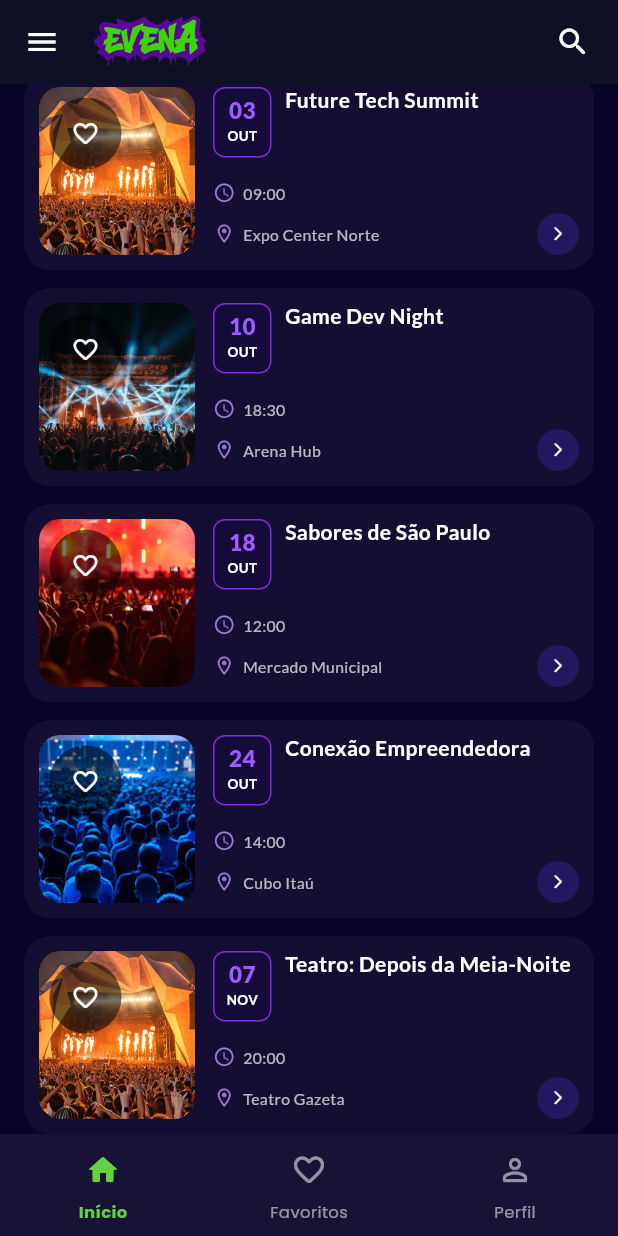
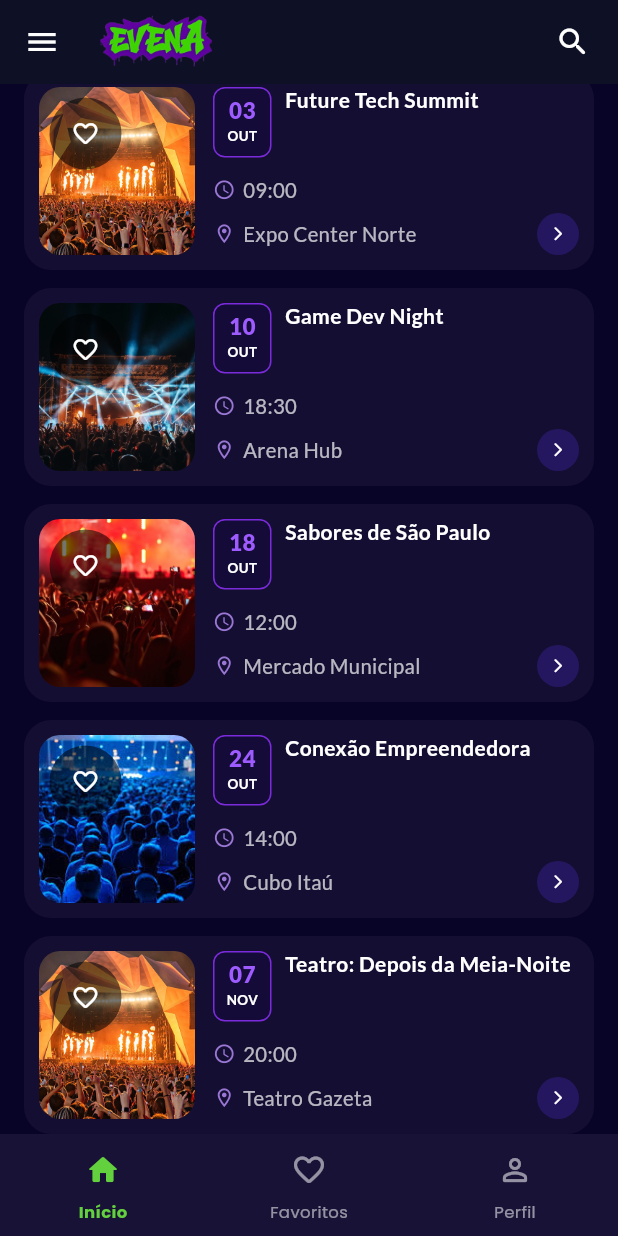
Before and after one commit to Viccitor/evena, a Flutter app: the screen it shows after launch, scrolled down 576 dp, on a phone screen of 412 x 824 dp. Run offline on Flutter 3.47's test engine with Material 3 defaults, Android fonts, the phone set to English and light mode, and no system bars; our stand-ins replace google_fonts; missing offline and left inert: window_manager.

Commit message:
Aumentei o tamanho dos dados do evento e coloquei cor no drawer caso seu ícone esteja selecionado

```diff
--- a/lib/components/card_evento.dart
+++ b/lib/components/card_evento.dart
@@ -200,7 +200,7 @@ class _InfoLinha extends StatelessWidget {
             texto,
             maxLines: 1,
             overflow: TextOverflow.ellipsis,
-            style: const TextStyle(color: Colors.white70, fontSize: 10.5),
+            style: const TextStyle(color: Colors.white70, fontSize: 13.5),
           ),
         ),
       ],
--- a/lib/screens/tela_home.dart
+++ b/lib/screens/tela_home.dart
@@ -49,8 +49,8 @@ class _TelaHomeState extends State<TelaHome> {
       appBar: AppBar(
         backgroundColor: const Color(0xFF01011D),
         iconTheme: const IconThemeData(color: Colors.white),
-        titleSpacing: -16,
-        title: Image.asset('assets/images/logo_evena_s_fundo.png', height: 120),
+        titleSpacing: -12,
+        title: Image.asset('assets/images/logo_evena_s_fundo.png', height: 120, fit:BoxFit.contain, ),
         actions: [
           if (_indiceAtual != 2)
             IconButton(
@@ -139,42 +139,69 @@ class _TelaHomeState extends State<TelaHome> {
               ),
             ),
 
+            // Item: Início (Índice 0)
             ListTile(
-              leading: const Icon(
-                Icons.home_outlined,
-                color: Color(0xFF63D13E),
+              selected: _indiceAtual == 0,
+              selectedTileColor: const Color(0xFF1F1843), // Cor de fundo mais clara quando selecionado
+              shape: RoundedRectangleBorder(
+                borderRadius: BorderRadius.circular(12),
               ),
-              title: const Text(
+              leading: Icon(
+                _indiceAtual == 0 ? Icons.home_rounded : Icons.home_outlined,
+                color: _indiceAtual == 0
+                    ? const Color(0xFF63D13E)
+                    : Colors.white60,
+              ),
+              title: Text(
                 'Início',
-                style: TextStyle(color: Colors.white),
+                style: TextStyle(
+                  color: _indiceAtual == 0 ? Colors.white : Colors.white70,
+                  fontWeight: _indiceAtual == 0 ? FontWeight.w700 : FontWeight.w400,
+                ),
               ),
               onTap: () {
                 Navigator.pop(context);
                 setState(() => _indiceAtual = 0);
               },
             ),
+
+            // Item: Favoritos (Índice 1)
             ListTile(
-              leading: const Icon(
-                Icons.favorite_border_rounded,
-                color: Color(0xFF9A77D5),
+              selected: _indiceAtual == 1,
+              selectedTileColor: const Color(0xFF1F1843), // Cor de fundo mais clara quando selecionado
+              shape: RoundedRectangleBorder(
+                borderRadius: BorderRadius.circular(12),
               ),
-              title: const Text(
+              leading: Icon(
+                _indiceAtual == 1
+                    ? Icons.favorite_rounded
+                    : Icons.favorite_border_rounded,
+                color: _indiceAtual == 1
+                    ? const Color(0xFF63D13E)
+                    : Colors.white60,
+              ),
+              title: Text(
                 'Favoritos',
-                style: TextStyle(color: Colors.white),
+                style: TextStyle(
+                  color: _indiceAtual == 1 ? Colors.white : Colors.white70,
+                  fontWeight: _indiceAtual == 1 ? FontWeight.w700 : FontWeight.w400,
+                ),
               ),
               onTap: () {
                 Navigator.pop(context);
                 setState(() => _indiceAtual = 1);
               },
             ),
+
+            // Item: Cadastro / Login
             ListTile(
               leading: const Icon(
                 Icons.person_add_alt_1_rounded,
-                color: Color(0xFF9A77D5),
+                color: Colors.white60,
               ),
               title: const Text(
                 'Cadastro / Login',
-                style: TextStyle(color: Colors.white),
+                style: TextStyle(color: Colors.white70),
               ),
               onTap: () {
                 Navigator.pop(context);
```
